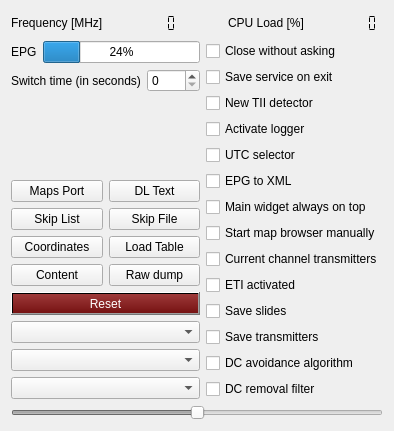
The window that forms/config-helper.ui (tomneda/DABstar) describes before a commit, drawn with Qt 5.
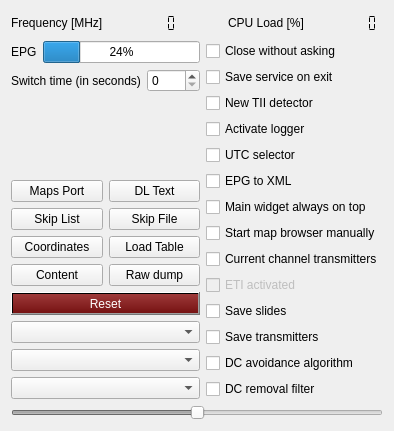
The same window after the commit.

Commit message: Disable (temporary) ETI button as it incomp. to new scan button

What changed in the file:
```diff
--- a/forms/config-helper.ui
+++ b/forms/config-helper.ui
@@ -384,6 +384,9 @@
        </item>
        <item>
         <widget class="QCheckBox" name="eti_activeSelector">
+         <property name="enabled">
+          <bool>false</bool>
+         </property>
          <property name="toolTip">
           <string>&lt;html&gt;&lt;head/&gt;&lt;body&gt;&lt;p&gt;Generate ETI files. Since generating an ETI file from an ensemble seems incompatible with scanning, the scan button is replaced by an &amp;quot;ETI&amp;quot; button when ETI is activated.&lt;/p&gt;&lt;p&gt;Note that building up an ETI file requires quite some resources.&lt;/p&gt;&lt;p&gt;If ETI is activated, the scanButton is replaced by the etiButton. Touching that button shows a fileselection menu, after selecting a file the content of the ensemble is sent in ETi format to the file. The eti session stops when (a) the eti button is touched again, (b) switching to another channel or (c) disabling eti by unchecking the checkbox.&lt;/p&gt;&lt;p&gt;&lt;br/&gt;&lt;/p&gt;&lt;/body&gt;&lt;/html&gt;</string>
          </property>
```
